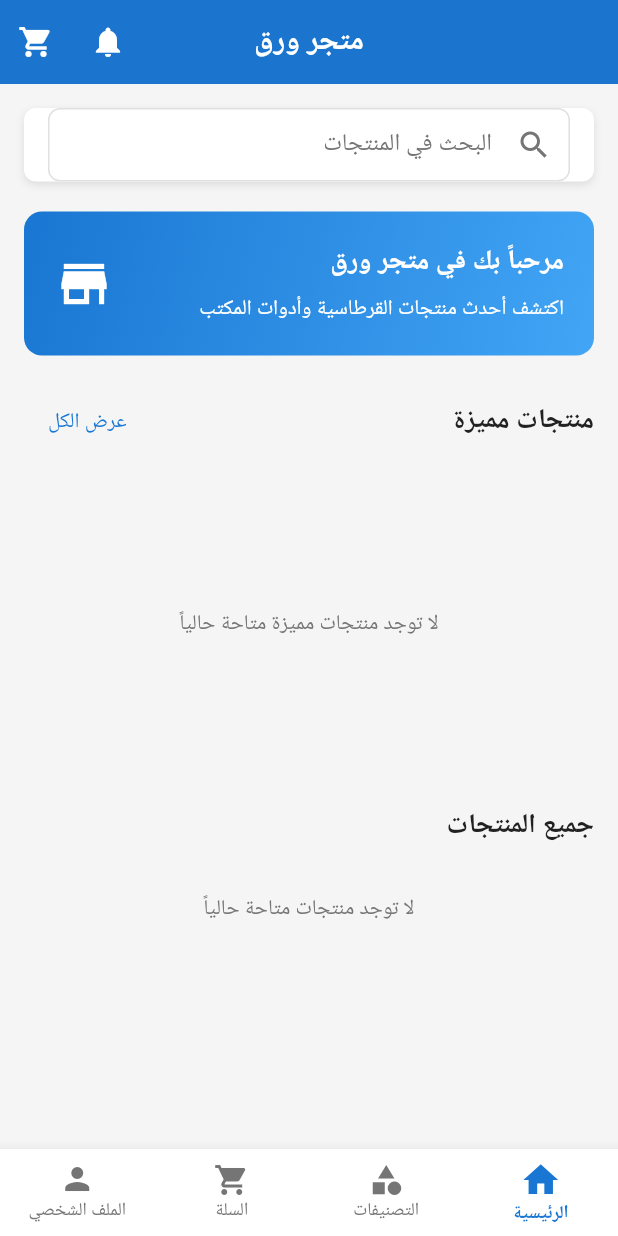
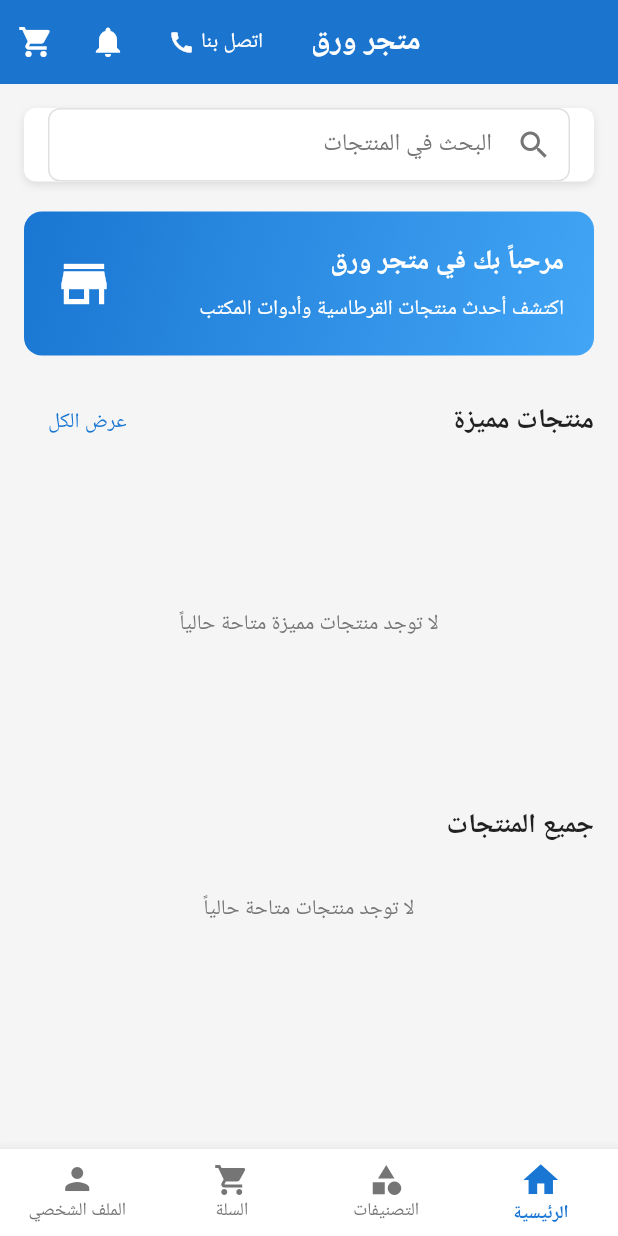
Before and after one commit to aalitariq44/paper-shop, a Flutter app: the screen it shows after launch, on a phone screen of 412 x 824 dp. Run offline on Flutter 3.47's test engine with Material 3 defaults, Android fonts, the phone set to English and light mode, and no system bars; our stand-ins replace cloud_firestore, firebase_auth, firebase_core, google_sign_in, shared_preferences; accounts and stored records are empty.

```diff
--- a/lib/presentation/screens/home/home_screen.dart
+++ b/lib/presentation/screens/home/home_screen.dart
@@ -62,6 +62,22 @@ class _HomeScreenState extends State<HomeScreen> {
       foregroundColor: AppColors.textLight,
       elevation: 2,
       actions: [
+        TextButton(
+          onPressed: () {
+            // TODO: تنفيذ منطق الاتصال لاحقاً
+          },
+          child: Row(
+            mainAxisSize: MainAxisSize.min,
+            children: [
+              const Text(
+                'اتصل بنا',
+                style: TextStyle(color: AppColors.textLight),
+              ),
+              const SizedBox(width: 4),
+              const Icon(Icons.call, color: AppColors.textLight),
+            ],
+          ),
+        ),
         IconButton(
           icon: const Icon(Icons.notifications),
           onPressed: () {
```
